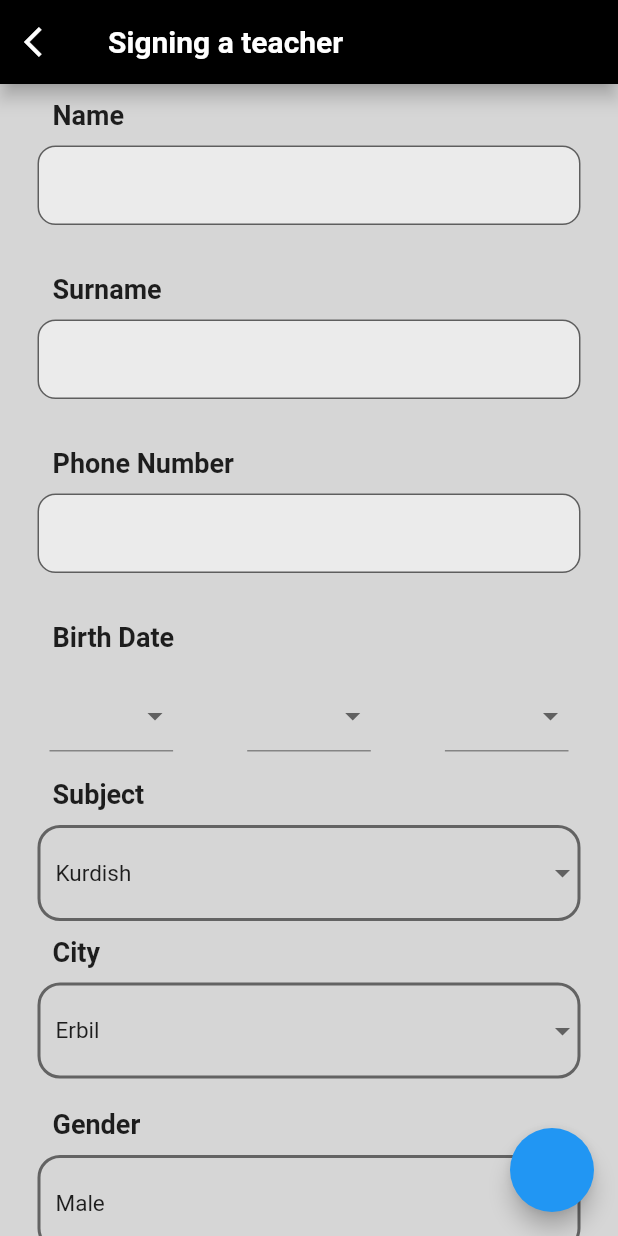
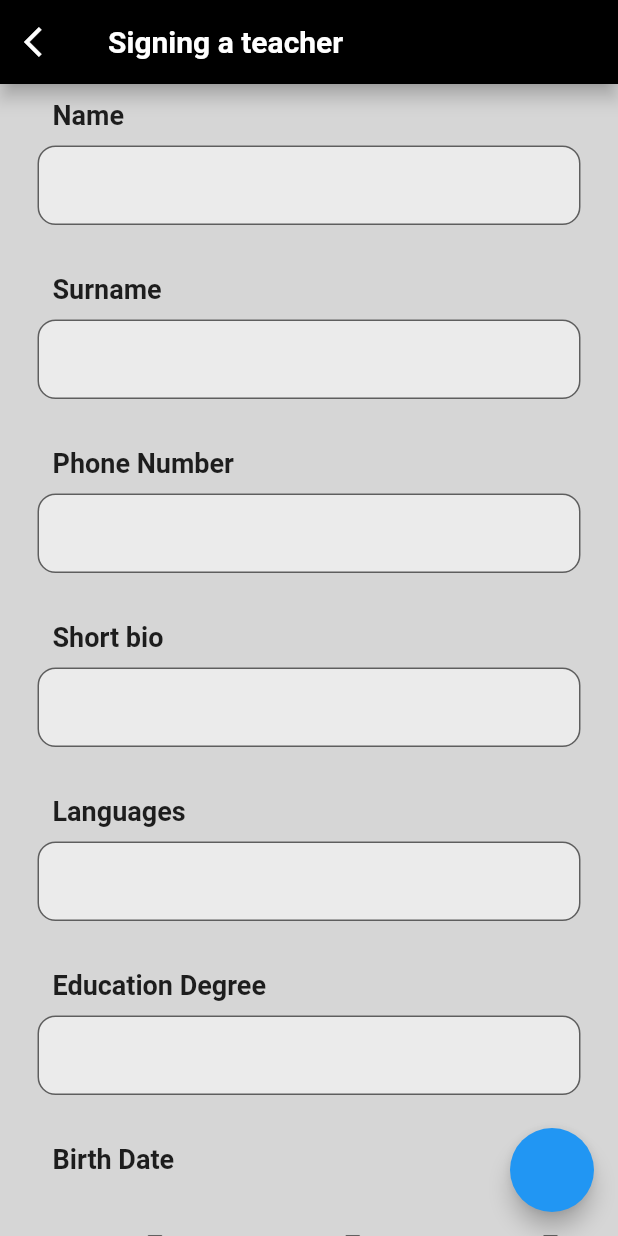
Before and after one commit to Safin9/tutor-admin, a Flutter app: the SigningTeacher screen opened directly, on a phone screen of 412 x 824 dp. Run offline on Flutter 3.47's test engine with Material 2 defaults, Android fonts, the phone set to English and light mode, and no system bars; our stand-ins replace cloud_firestore, firebase_auth, firebase_core, firebase_storage, flutter_native_splash, get and 1 more; accounts and stored records are empty.

Commit message:
adding more info within signup page

```diff
--- a/tutor_admin/lib/src/models/user_model.dart
+++ b/tutor_admin/lib/src/models/user_model.dart
@@ -131,7 +131,7 @@ class UserModelReady {
               (map['birthDate'] as Map<String, dynamic>))
           : null,
       education: map['education'] != null
-          ? List<String>.from((map['education'] as List<String>))
+          ? List<String>.from((map['education'] as List<dynamic>))
           : null,
       languages: map['languages'] != null
           ? List<String>.from((map['languages'] as List<dynamic>))
--- a/tutor_admin/lib/src/screens/creating account/signing_teacher.dart
+++ b/tutor_admin/lib/src/screens/creating account/signing_teacher.dart
@@ -27,6 +27,9 @@ class _SigningTeacherState extends State<SigningTeacher> {
   ToolsForLogAndSignup? tools;
   TextEditingController? emailContr;
   TextEditingController? passwordContr;
+  TextEditingController? shortBioContr;
+  TextEditingController? languages;
+  TextEditingController? educationContr;
   TextEditingController? nameContr;
   TextEditingController? surnameContr;
   TextEditingController? phoneContr;
@@ -51,8 +54,11 @@ class _SigningTeacherState extends State<SigningTeacher> {
     strs.methodForInts();
     tools = ToolsForLogAndSignup();
     emailContr = TextEditingController();
+    shortBioContr = TextEditingController();
     passwordContr = TextEditingController();
     nameContr = TextEditingController();
+    languages = TextEditingController();
+    educationContr = TextEditingController();
     surnameContr = TextEditingController();
     phoneContr = TextEditingController();
     super.initState();
@@ -65,6 +71,9 @@ class _SigningTeacherState extends State<SigningTeacher> {
     surnameContr!.dispose();
     passwordContr!.dispose();
     phoneContr!.dispose();
+    shortBioContr!.dispose();
+    languages!.dispose();
+    educationContr!.dispose();
     super.dispose();
   }
 
@@ -111,6 +120,21 @@ class _SigningTeacherState extends State<SigningTeacher> {
                           isobsecure: false, controller: phoneContr),
                       title: 'Phone Number',
                     ),
+                    formItem(
+                      textField: tools!.buildTextField(
+                          isobsecure: false, controller: shortBioContr),
+                      title: 'Short bio',
+                    ),
+                    formItem(
+                      textField: tools!.buildTextField(
+                          isobsecure: false, controller: languages),
+                      title: 'Languages',
+                    ),
+                    formItem(
+                      textField: tools!.buildTextField(
+                          isobsecure: false, controller: educationContr),
+                      title: 'Education Degree',
+                    ),
                     text(text: 'Birth Date'),
                     Container(
                       margin: const EdgeInsets.symmetric(horizontal: 25),
@@ -124,7 +148,6 @@ class _SigningTeacherState extends State<SigningTeacher> {
                               valueChanged: (value) {
                                 setState(() {
                                   selectedDay = value;
-                                  print('selected day :$selectedDay');
                                 });
                               }),
                           datePicker(
@@ -133,7 +156,6 @@ class _SigningTeacherState extends State<SigningTeacher> {
                               valueChanged: (value) {
                                 setState(() {
                                   selectedMonth = value;
-                                  print('selected month :$selectedMonth');
                                 });
                               }),
                           datePicker(
@@ -142,7 +164,6 @@ class _SigningTeacherState extends State<SigningTeacher> {
                               valueChanged: (value) {
                                 setState(() {
                                   selectedYear = value;
-                                  print('selected year :$selectedYear');
                                 });
                               }),
                         ],
@@ -220,10 +241,12 @@ class _SigningTeacherState extends State<SigningTeacher> {
             gender: selectedGender.toString(),
             imageUrl: _selectedImage == null ? '' : _selectedImage!.path,
             lessonType: selectedLessonType,
-            languages: [''],
+            languages: [languages!.text],
+            shortbio: shortBioContr!.text.trim(),
             name: nameContr!.text,
             tacherOrStudent: 'Teacher',
             birthDate: birthDate.toMap(),
+            education: [educationContr!.text],
             phoneNumber: phoneContr!.text,
             surname: surnameContr!.text,
             uid: FirebaseAuth.instance.currentUser!.uid,
@@ -311,7 +334,6 @@ class _SigningTeacherState extends State<SigningTeacher> {
 
     final storageRef = FirebaseStorage.instance.ref();
     //if we have a user you can do it like this
-    //TODO: put teacher uid instead of 'someuser'
     final imagesRef = storageRef.child("Teachers/${file.path}");
     imagesRef.putFile(file).snapshotEvents.listen((taskSnapshot) async {
       switch (taskSnapshot.state) {
```
Also changed, not shown: tutor_admin/lib/src/screens/students_view.dart (+8 -4 lines), tutor_admin/lib/src/screens/teachers_view.dart (+8 -9 lines).
